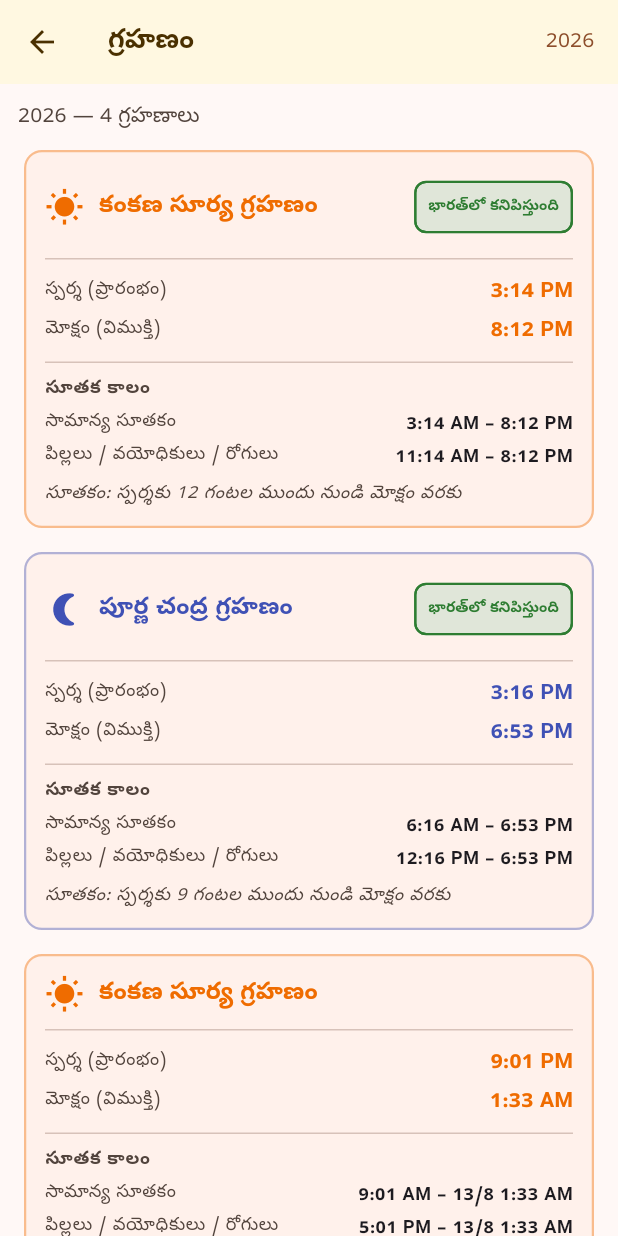
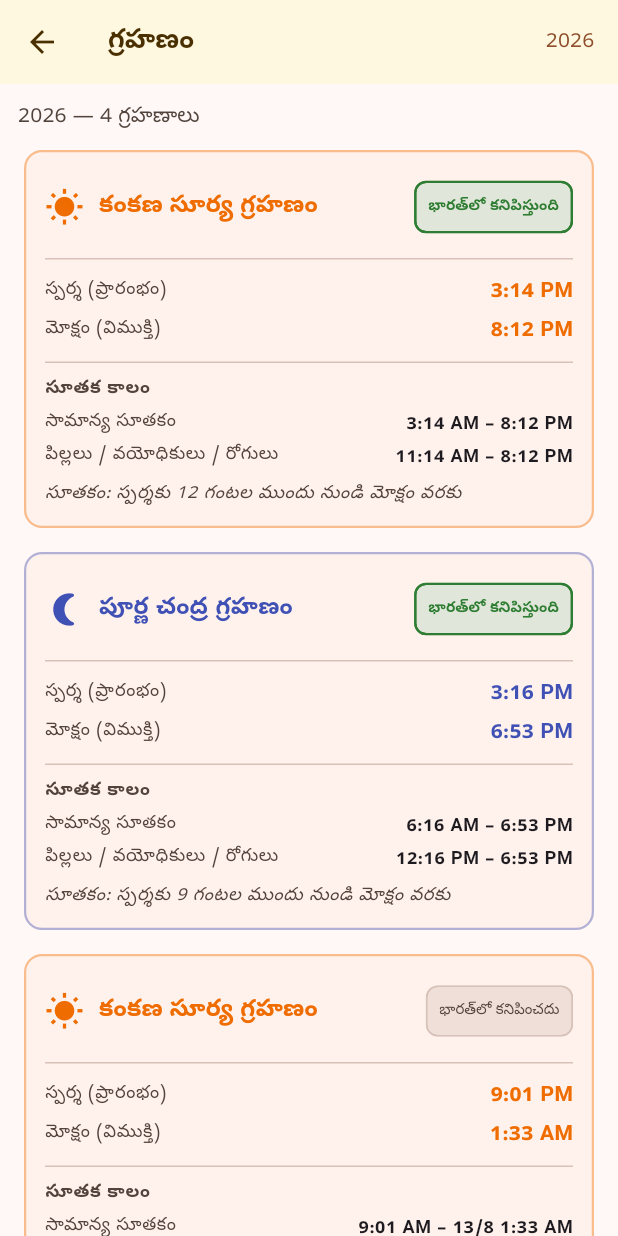
Before and after one commit to srikarbuddhiraju/Panchangam, a Flutter app: the EclipseScreen screen opened directly, on a phone screen of 412 x 824 dp. Run offline on Flutter 3.47's test engine with Material 3 defaults, Android fonts, the phone set to English and light mode, and no system bars; our stand-ins replace firebase_auth, firebase_core, flutter_local_notifications, flutter_riverpod, go_router, google_fonts and 3 more; missing offline and left inert: google_sign_in_platform_interface; accounts and stored records are empty; generated files the repository leaves out were written again; Roboto replaces fonts that are missing (Noto Sans Telugu).

Commit message:
feat(eclipse): show grey 'Not visible in India' chip when not visible
Previously the absence of the green chip gave no signal to the user.
Now non-India-visible eclipses explicitly show a grey chip using
theme surface/outline colours (dark-mode safe).

Telugu: 'భారత్‌లో కనిపించదు'

Co-Authored-By: Claude Sonnet 4.6 <noreply@anthropic.com>

```diff
--- a/app/lib/features/eclipse/widgets/eclipse_card.dart
+++ b/app/lib/features/eclipse/widgets/eclipse_card.dart
@@ -56,6 +56,16 @@ class EclipseCard extends StatelessWidget {
                     ),
                     backgroundColor: AppTheme.kAuspiciousGreen.withValues(alpha: 0.15),
                     side: const BorderSide(color: AppTheme.kAuspiciousGreen, width: 1.5),
+                    padding: EdgeInsets.zero,
+                  )
+                else
+                  Chip(
+                    label: Text(
+                      isTelugu ? 'భారత్‌లో కనిపించదు' : 'Not visible in India',
+                      style: TextStyle(fontSize: 10, color: Theme.of(context).colorScheme.onSurfaceVariant, fontWeight: FontWeight.w500),
+                    ),
+                    backgroundColor: Theme.of(context).colorScheme.surfaceContainerHighest,
+                    side: BorderSide(color: Theme.of(context).colorScheme.outlineVariant),
                     padding: EdgeInsets.zero,
                   ),
               ],
```
